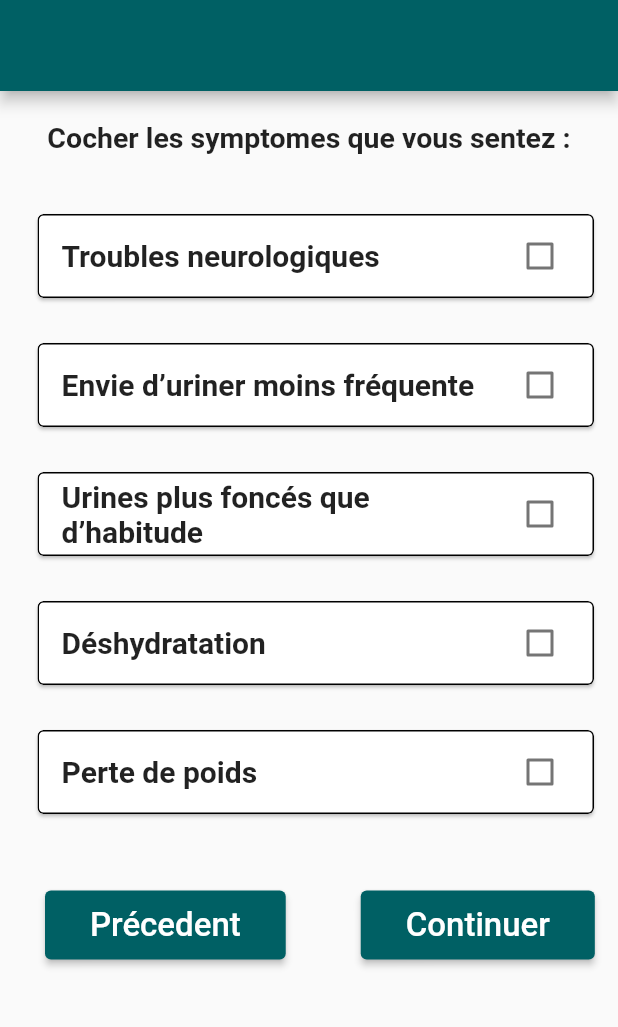
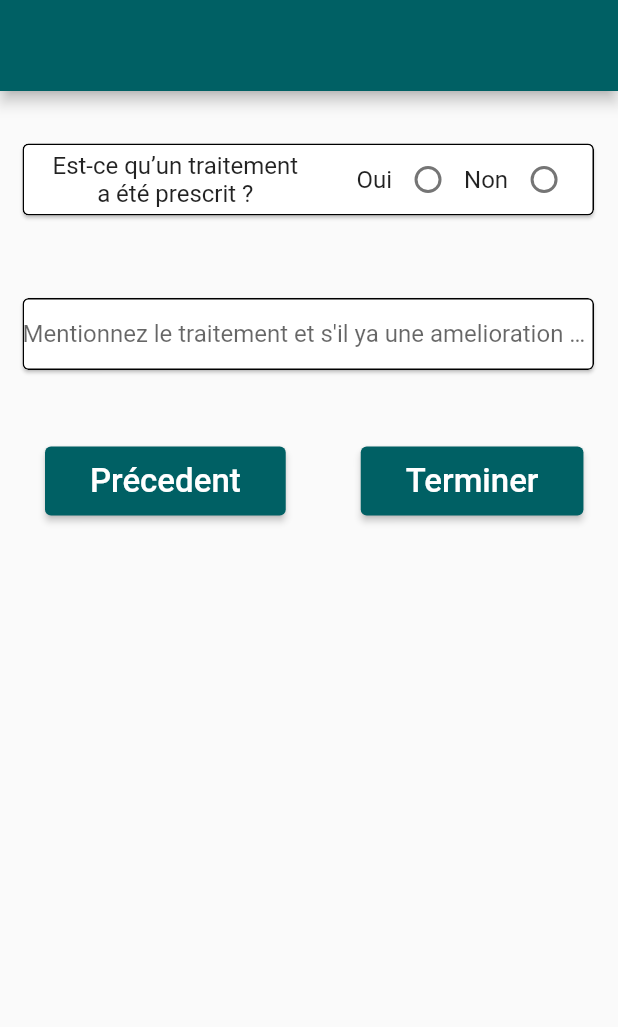
Before and after one commit to AhmedEnnaime/Salamti, a Flutter app: the Nausees5 screen opened directly, after a tap on "Continuer", on a phone screen of 412 x 824 dp, the part 68-1095 px from its top. Run offline on Flutter 3.47's test engine with Material 2 defaults, Android fonts, the phone set to English and light mode, and no system bars; our stand-ins replace image_picker.

Commit message:
app_commit

```diff
--- a/lib/Nausees_survey5.dart
+++ b/lib/Nausees_survey5.dart
@@ -1,5 +1,6 @@
 import 'package:flutter/material.dart';
 import 'package:e_sante/Nausees_survey4.dart';
+import 'package:e_sante/Nausees_survey6.dart';
 
 class Nausees5 extends StatefulWidget {
   @override
@@ -215,6 +216,7 @@ class _Nausees5State extends State<Nausees5> {
                           padding: EdgeInsets.symmetric(horizontal: 30, vertical: 10)
                       ),
                       onPressed: () {
+                        Navigator.push(context, MaterialPageRoute(builder: (context)=>Nausees6()));
 
                       },
                       child: Text(
--- /dev/null
+++ b/lib/Nausees_survey6.dart
@@ -0,0 +1,172 @@
+import 'package:flutter/material.dart';
+import 'package:e_sante/Nausees_advices.dart';
+import 'package:e_sante/Nausees_survey5.dart';
+
+class Nausees6 extends StatefulWidget {
+
+  @override
+  State<Nausees6> createState() => _Nausees6State();
+}
+
+class _Nausees6State extends State<Nausees6> {
+  String val5='';
+
+  @override
+  Widget build(BuildContext context) {
+    return Scaffold(
+      appBar: AppBar(
+        backgroundColor: Colors.cyan[900],
+        title: Text(
+          'Nausees/Vomissements',
+          style: TextStyle(
+            fontSize: 30,
+          ),
+        ),
+        centerTitle: true,
+        bottom: PreferredSize(
+          preferredSize: Size.fromHeight(50),
+          child: Container(
+
+          ),
+
+        ),
+      ),
+      body: SingleChildScrollView(
+        child: Column(
+          children: [
+
+            Card(
+              margin: EdgeInsets.fromLTRB(15, 35, 16, 0),
+              clipBehavior: Clip.antiAlias,
+              shape: OutlineInputBorder(
+                  borderSide: BorderSide(color: Colors.black,)
+              ),
+              child: Padding(
+                padding:  EdgeInsets.only(left: 20),
+                child: Row(
+                  children: [
+                    Column(
+                      children: [
+                        Text(
+                          'Est-ce qu’un traitement ',
+                          style: TextStyle(
+                            fontSize: 16,
+                          ),
+                        ),
+                        Text(
+                          'a été prescrit ? ',
+                          style: TextStyle(
+                            fontSize: 16,
+                          ),
+                        ),
+
+                      ],
+                    ),
+
+                    SizedBox(width: 35,),
+                    Text(
+                      'Oui',
+                      style: TextStyle(
+                        fontSize: 16,
+                      ),
+                    ),
+                    Radio<String>(
+                      value: 'Oui',
+                      groupValue: val5,
+                      onChanged: (value){
+                        setState(() {
+                          val5=value!;
+                        });
+
+                      },
+                    ),
+                    Text(
+                      'Non',
+                      style: TextStyle(
+                        fontSize: 16,
+                      ),
+                    ),
+                    Radio<String>(
+                      value: 'Non',
+                      groupValue: val5,
+                      onChanged: (value){
+                        setState(() {
+                          val5=value!;
+                        });
+                      },
+                    ),
+                  ],
+                ),
+              ) ,
+            ),
+            SizedBox(height: 20,),
+            Card(
+                  margin: EdgeInsets.fromLTRB(15, 35, 16, 0),
+                  clipBehavior: Clip.antiAlias,
+                  shape: OutlineInputBorder(
+                      borderSide: BorderSide(color: Colors.black,)
+                  ),
+                  child: TextFormField(
+                    keyboardType: TextInputType.text,
+                    decoration: InputDecoration(
+                      hintText: "Mentionnez le traitement et s'il ya une amelioration apres ce traitement",
+                      enabledBorder: InputBorder.none,
+                      focusedBorder: InputBorder.none,
+                    ),
+                  ),
+
+                ),
+
+            Padding(
+              padding:  EdgeInsets.only(left: 30,top: 50),
+              child: Row(
+                children: [
+                  ElevatedButton(
+                    style: ElevatedButton.styleFrom(
+                        primary: Colors.cyan[900],
+                        minimumSize: Size(40, 40),
+                        padding: EdgeInsets.symmetric(horizontal: 30, vertical: 10)
+                    ),
+                    onPressed: () {
+                      Navigator.push(context, MaterialPageRoute(builder: (context)=>Nausees5()));
+
+                    },
+                    child: Text(
+                      'Précedent',
+                      style: TextStyle(
+                          fontSize: 22
+                      ),
+                    ),
+                  ),
+                  SizedBox(width: 50,),
+
+                  ElevatedButton(
+                    style: ElevatedButton.styleFrom(
+                        primary: Colors.cyan[900],
+                        minimumSize: Size(40, 40),
+                        padding: EdgeInsets.symmetric(horizontal: 30, vertical: 10)
+                    ),
+                    onPressed: () {
+                      Navigator.push(context, MaterialPageRoute(builder: (context)=>Nausees_advices()));
+
+                    },
+                    child: Text(
+                      'Terminer',
+                      style: TextStyle(
+                          fontSize: 22
+                      ),
+                    ),
+                  ),
+
+
+                ],
+              ),
+            )
+
+
+          ],
+        ),
+      ),
+    );
+  }
+}
--- a/pubspec.yaml
+++ b/pubspec.yaml
@@ -35,6 +35,9 @@ dependencies:
   # Use with the CupertinoIcons class for iOS style icons.
   cupertino_icons: ^1.0.2
   hexcolor: ^2.0.4
+  http: ^0.12.2
+  image_picker: ^0.6.7+22
+  path_provider: ^2.0.9
 
 dev_dependencies:
   flutter_test:
```
Also changed, not shown: lib/Nausees_advices.dart (added, +171 -0 lines), lib/Nausees_survey.dart (+37 -39 lines), lib/Nausees_survey2.dart (+37 -35 lines), lib/Nausees_survey3.dart (+16 -15 lines), lib/Nausees_survey4.dart (+14 -13 lines), lib/Registration.dart (+56 -11 lines), pubspec.lock.
